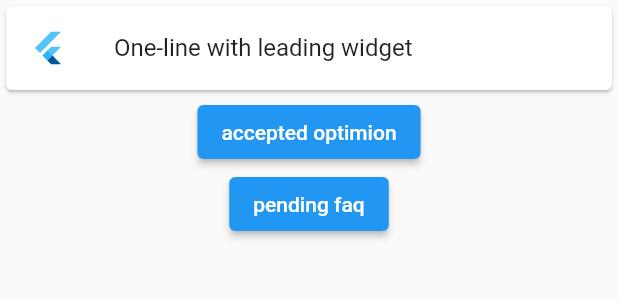
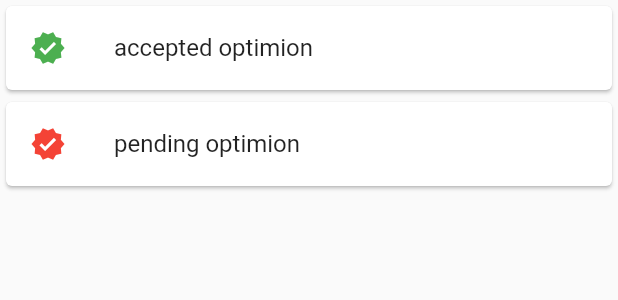
Before and after one commit to developython14/dashbared_hack_elbac, a Flutter app: what opinion_category() shows on an empty page, opened directly, on a phone screen of 412 x 824 dp. Shown: the top 300 px of the screen. Run offline on Flutter 3.47's test engine with Material 2 defaults, Android fonts, the light colour scheme and no system bars; our stand-ins replace accordion, carousel_slider, convex_bottom_bar, device_info_plus, file_picker, getwidget and 3 more; missing offline and left inert: clipboard, flutter_windowmanager, palestine_trusted_device; network calls fail; Roboto replaces fonts that are missing (Cairo).

Commit message:
work on admin panel web

```diff
--- a/lib/screens/landing/opinion/accepted.dart
+++ b/lib/screens/landing/opinion/accepted.dart
@@ -5,6 +5,6 @@ class accepted_opnion extends StatelessWidget {
 
   @override
   Widget build(BuildContext context) {
-    return const Placeholder();
+    return Scaffold(body: Text('allo'));
   }
 }
--- a/lib/screens/landing/opinion/category_option.dart
+++ b/lib/screens/landing/opinion/category_option.dart
@@ -11,20 +11,28 @@ class opinion_category extends StatelessWidget {
       children: [
         Card(
           child: ListTile(
-            leading: FlutterLogo(),
-            title: Text('One-line with leading widget'),
+            leading: Icon(
+              Icons.verified,
+              color: Colors.green,
+            ),
+            title: Text('accepted optimion'),
+            onTap: () {
+              Navigator.pushNamed(context, '/accepted_opinion');
+            },
           ),
         ),
-        ElevatedButton(
-            onPressed: () {
-              Navigator.pushNamed(context, '/accepted_opinion');
-            },
-            child: Text('accepted optimion')),
-        ElevatedButton(
-            onPressed: () {
+        Card(
+          child: ListTile(
+            leading: Icon(
+              Icons.verified,
+              color: Colors.red,
+            ),
+            title: Text('pending optimion'),
+            onTap: () {
               Navigator.pushNamed(context, '/requested_opinion');
             },
-            child: Text('pending faq'))
+          ),
+        ),
       ],
     );
   }
--- a/lib/screens/landing/opinion/requested.dart
+++ b/lib/screens/landing/opinion/requested.dart
@@ -5,6 +5,6 @@ class request_opinion extends StatelessWidget {
 
   @override
   Widget build(BuildContext context) {
-    return const Placeholder();
+    return Scaffold(body: Text('allo'));
   }
 }
```
